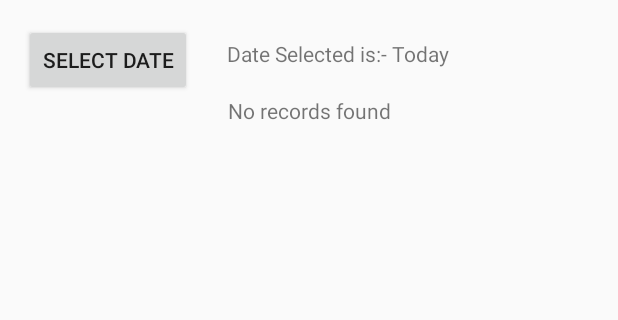
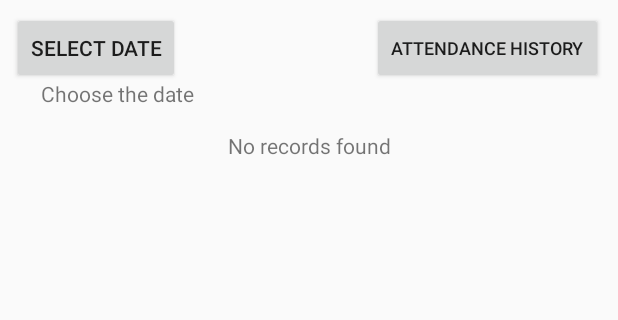
Before and after one commit to Chandakaniket/ODU_Attendance, an Android app: the Checkin_list screen opened directly, with no data from a screen before it, on a phone screen of 412 x 824 dp, the part 84-404 px from its top. Run offline under Robolectric (Android 15) with nearby library versions, the phone set to English and light mode, and no system bars.

Commit message:
Attendance History

```diff
--- a/app/src/main/java/edu/its/oduattendance/Checkin_list.java
+++ b/app/src/main/java/edu/its/oduattendance/Checkin_list.java
@@ -28,7 +28,7 @@ import edu.its.oduattendance.database.DataBaseHelper;
 
 public class Checkin_list extends AppCompatActivity {
 
-    Button btn;
+    Button btn_sel_date,btn_atn_history;
     TextView d_tv;
     int year_x,month_x,day_x;
     static final int dialog_id=0;
@@ -53,6 +53,7 @@ public class Checkin_list extends AppCompatActivity {
         super.onCreate(savedInstanceState);
         setContentView(R.layout.activity_checkin_list_blank);
 
+
         final Calendar cal=Calendar.getInstance();
         year_x=cal.get(Calendar.YEAR);
         month_x=cal.get(Calendar.MONTH);
@@ -69,7 +70,16 @@ public class Checkin_list extends AppCompatActivity {
         d_tv=(TextView)findViewById(R.id.date_tv);
         listView = (ListView) findViewById(R.id.list_view);
         listView.setEmptyView(findViewById(R.id.empty));
+        btn_atn_history=(Button)findViewById(R.id.btn_atn_hist);
 
+        btn_atn_history.setOnClickListener(new View.OnClickListener() {
+            @Override
+            public void onClick(View view) {
+              Intent wint=new Intent(getApplicationContext(),AttendanceHistory.class);
+              wint.putExtra("midasid",midas);
+              startActivity(wint);
+            }
+        });
 
 
         dbManager = new DBManager(this);
@@ -91,8 +101,8 @@ public class Checkin_list extends AppCompatActivity {
 
     public void showDialogOnButtonClick(){
 
-        btn=(Button)findViewById(R.id.button2);
-        btn.setOnClickListener(new View.OnClickListener() {
+        btn_sel_date=(Button)findViewById(R.id.btn_sel_date);
+        btn_sel_date.setOnClickListener(new View.OnClickListener() {
             @Override
             public void onClick(View view) {
                 showDialog(dialog_id);
--- a/app/src/main/res/layout/activity_checkin_list_blank.xml
+++ b/app/src/main/res/layout/activity_checkin_list_blank.xml
@@ -1,6 +1,7 @@
 <?xml version="1.0" encoding="utf-8"?>
 <android.support.constraint.ConstraintLayout xmlns:android="http://schemas.android.com/apk/res/android"
     xmlns:app="http://schemas.android.com/apk/res-auto"
+    xmlns:tools="http://schemas.android.com/tools"
     android:layout_width="match_parent"
     android:layout_height="match_parent">
 
@@ -11,10 +12,10 @@
     <RelativeLayout
         android:id="@+id/relative_layout_1"
         android:layout_width="match_parent"
-        android:layout_height="wrap_content"
-        android:layout_marginEnd="8dp"
+        android:layout_height="79dp"
         android:layout_marginStart="8dp"
         android:layout_marginTop="8dp"
+        android:layout_marginEnd="8dp"
         app:layout_constraintEnd_toEndOf="@id/app_bar"
         app:layout_constraintHorizontal_bias="0.0"
         app:layout_constraintStart_toStartOf="parent"
@@ -22,33 +23,49 @@
 
         <TextView
             android:id="@+id/date_tv"
+            android:layout_width="345dp"
+            android:layout_height="wrap_content"
+            android:layout_below="@+id/btn_atn_hist"
+            android:layout_marginStart="19dp"
+            android:layout_marginLeft="19dp"
+            android:layout_marginTop="-3dp"
+            android:text="@string/date_tv"
+            app:layout_constraintEnd_toEndOf="parent" />
+
+        <Button
+            android:id="@+id/btn_atn_hist"
             android:layout_width="wrap_content"
             android:layout_height="wrap_content"
-            android:layout_centerInParent="true"
-            android:layout_marginBottom="15dp"
-            android:layout_marginEnd="15dp"
-            android:layout_marginLeft="15dp"
-            android:layout_marginRight="15dp"
-            android:layout_marginStart="15dp"
-            android:layout_marginTop="15dp"
-            android:layout_toEndOf="@+id/button2"
-            android:text="@string/date_tv"
-            app:layout_constraintEnd_toEndOf="parent"
-            app:layout_constraintStart_toEndOf="@+id/button2" />
+            android:layout_alignParentTop="true"
+            android:layout_alignParentEnd="true"
+            android:layout_alignParentRight="true"
+            android:layout_marginStart="128dp"
+            android:layout_marginLeft="128dp"
+            android:layout_marginTop="0dp"
+            android:layout_marginEnd="2dp"
+            android:layout_marginRight="2dp"
+            android:layout_toEndOf="@+id/btn_sel_date"
+            android:layout_toRightOf="@+id/btn_sel_date"
+            android:text="@string/history"
+            android:textSize="12sp" />
 
         <Button
-            android:id="@+id/button2"
+            android:id="@+id/btn_sel_date"
             android:layout_width="wrap_content"
             android:layout_height="wrap_content"
-            android:layout_marginEnd="8dp"
-            android:layout_marginStart="8dp"
-            android:layout_marginTop="8dp"
+            android:layout_alignParentStart="true"
+            android:layout_alignParentLeft="true"
+            android:layout_alignParentTop="true"
+            android:layout_marginStart="0dp"
+            android:layout_marginLeft="0dp"
+            android:layout_marginTop="0dp"
             android:text="@string/date_btn"
             app:layout_constraintBottom_toBottomOf="@+id/date_tv"
             app:layout_constraintEnd_toEndOf="parent"
             app:layout_constraintHorizontal_bias="0.0"
             app:layout_constraintStart_toStartOf="parent"
             app:layout_constraintVertical_bias="0.38" />
+
     </RelativeLayout>
 
     <android.support.constraint.ConstraintLayout
@@ -63,15 +80,18 @@
 
         <ListView
             android:id="@+id/list_view"
-            android:layout_width="0dp"
-            android:layout_height="wrap_content"
+            android:layout_width="411dp"
+            android:layout_height="595dp"
+            android:layout_marginStart="8dp"
+            android:layout_marginLeft="8dp"
+            android:layout_marginTop="8dp"
+            android:layout_marginEnd="8dp"
+            android:layout_marginRight="8dp"
             android:layout_marginBottom="8dp"
-            android:layout_marginTop="8dp"
             android:dividerHeight="1dp"
             android:padding="10dp"
             app:layout_constraintBottom_toBottomOf="parent"
             app:layout_constraintEnd_toEndOf="parent"
-            app:layout_constraintHorizontal_bias="0.0"
             app:layout_constraintStart_toStartOf="parent"
             app:layout_constraintTop_toTopOf="parent" />
 
--- a/app/src/main/res/values/strings.xml
+++ b/app/src/main/res/values/strings.xml
@@ -28,5 +28,6 @@
     <string name="atttypeimg">attendance image icon</string>
     <string name="date_sel_instruction">Date Selected is:- </string>
     <string name="date_btn">Select Date</string>
-    <string name="date_tv">Date Selected is:- Today</string>
+    <string name="date_tv"> Choose the date </string>
+    <string name="history">Attendance History</string>
 </resources>
```
Also changed, not shown: app/src/main/AndroidManifest.xml (+8 -4 lines), app/src/main/java/edu/its/oduattendance/AttendanceHistory.java (added, +37 -0 lines), app/src/main/res/layout/activity_attendance_history.xml (added, +22 -0 lines).
